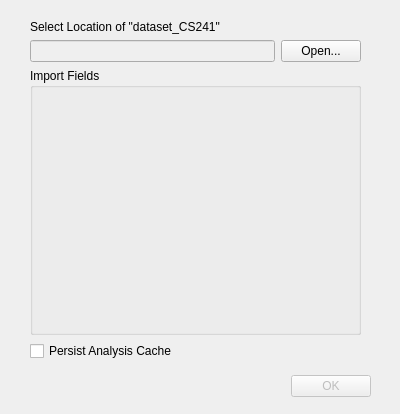
The window that src/wizard.ui (skyzh/Meteor) describes before a commit, drawn with Qt 5.
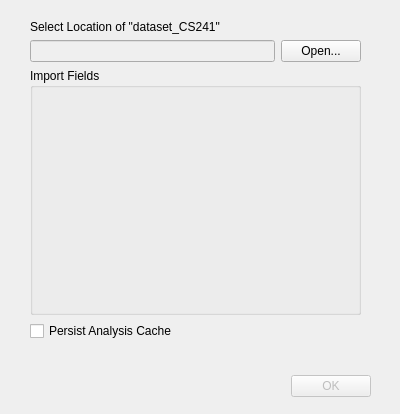
The same window after the commit.

What changed in the file:
```diff
--- a/src/wizard.ui
+++ b/src/wizard.ui
@@ -10,6 +10,18 @@
     <height>414</height>
    </rect>
   </property>
+  <property name="minimumSize">
+   <size>
+    <width>400</width>
+    <height>414</height>
+   </size>
+  </property>
+  <property name="maximumSize">
+   <size>
+    <width>400</width>
+    <height>414</height>
+   </size>
+  </property>
   <property name="windowTitle">
    <string>Dialog</string>
   </property>
@@ -91,6 +103,19 @@
       </property>
      </widget>
     </item>
+    <item>
+     <widget class="QLabel" name="labelHint">
+      <property name="enabled">
+       <bool>false</bool>
+      </property>
+      <property name="text">
+       <string/>
+      </property>
+      <property name="wordWrap">
+       <bool>true</bool>
+      </property>
+     </widget>
+    </item>
    </layout>
   </widget>
  </widget>
```
Left out of the diff: 2 changed lines with no effect on the pictures.
